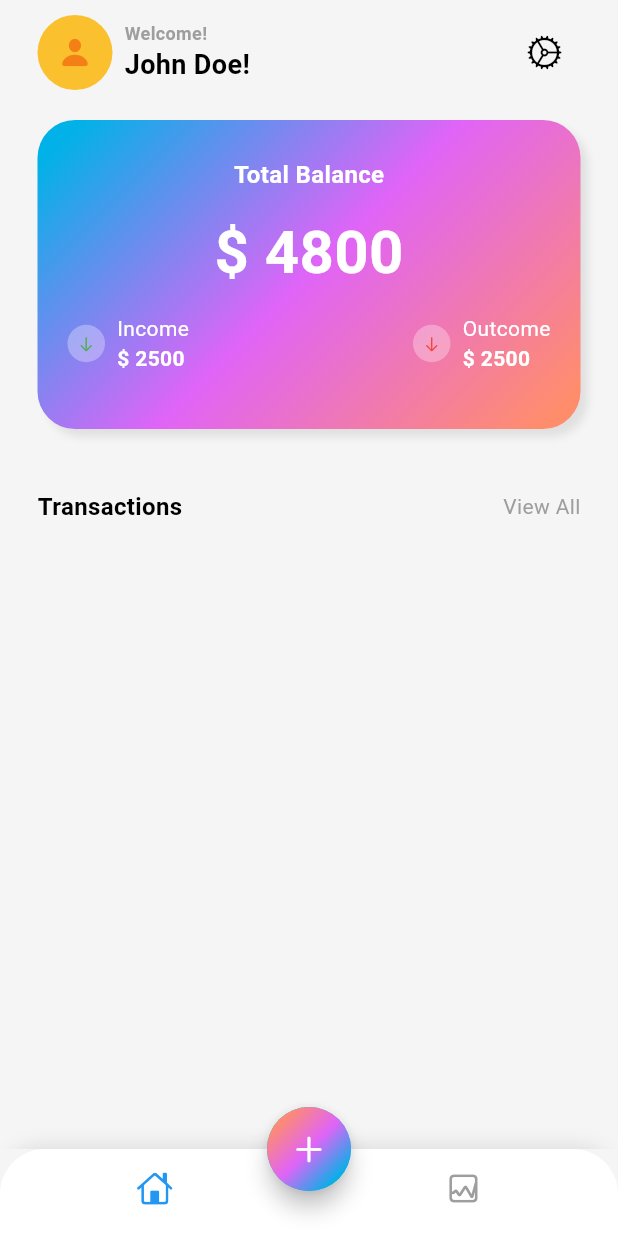
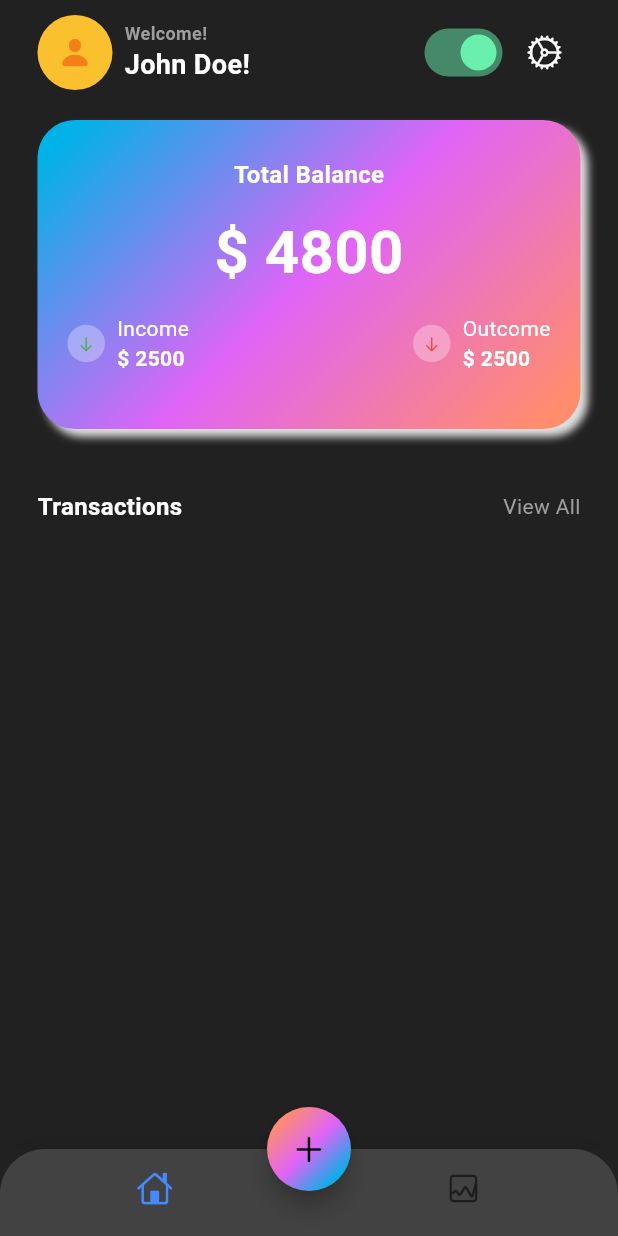
Before and after one commit to nhlinhseuit/bloc_expense_tracker, a Flutter app: the screen it shows after launch, after a tap on "View All", on a phone screen of 412 x 824 dp. Run offline on Flutter 3.47's test engine with Material 3 defaults, Android fonts, the phone set to English and light mode, and no system bars; our stand-ins replace bloc, cloud_firestore, equatable, firebase_core, fl_chart, flutter_bloc and 3 more; accounts and stored records are empty.

Commit message:
feat: implement dark theme - theme provider

```diff
--- a/lib/app.dart
+++ /dev/null
@@ -1,11 +0,0 @@
-import 'package:bloc_expenses_tracker/app_view.dart';
-import 'package:flutter/material.dart';
-
-class MyApp extends StatelessWidget {
-  const MyApp({super.key});
-
-  @override
-  Widget build(BuildContext context) {
-    return const MyAppView();
-  }
-}
--- a/lib/app_view.dart
+++ b/lib/app_view.dart
@@ -1,34 +1,38 @@
+import 'package:bloc_expenses_tracker/providers/theme_provider.dart';
 import 'package:bloc_expenses_tracker/screens/home_expense/get_expenses_blocs/bloc/get_expenses_bloc.dart';
 import 'package:bloc_expenses_tracker/screens/home_expense/views/home_screen.dart';
 import 'package:expense_repository/expense_repository.dart';
 import 'package:flutter/material.dart';
 import 'package:flutter/services.dart';
-import 'package:flutter_bloc/flutter_bloc.dart'; //
+import 'package:flutter_bloc/flutter_bloc.dart';
+import 'package:provider/provider.dart';
 
 class MyAppView extends StatelessWidget {
   const MyAppView({super.key});
 
   @override
   Widget build(BuildContext context) {
-    return AnnotatedRegion(
-      value: SystemUiOverlayStyle(
-        statusBarColor: Colors.grey.shade100, // Hoặc thay thế bằng hàm của bạn
-        statusBarIconBrightness: Brightness.dark, // Dành cho Android
-        statusBarBrightness: Brightness.light, // Dành cho iOS
+    return Consumer<ThemeProvider>(builder: (context, themeProvider, child) {
+      return AnnotatedRegion<SystemUiOverlayStyle>(
+        value: themeProvider.themeMode == ThemeMode.dark
+            ? SystemUiOverlayStyle.light.copyWith(
+                statusBarColor: Colors.grey.shade900,
+                statusBarIconBrightness: Brightness.light,
+                systemNavigationBarColor: Colors.black,
+                systemNavigationBarIconBrightness: Brightness.light,
+              )
+            : SystemUiOverlayStyle.dark.copyWith(
+                statusBarColor: Colors.grey.shade100,
+                statusBarIconBrightness: Brightness.dark,
+                systemNavigationBarColor: Colors.white,
                 systemNavigationBarIconBrightness: Brightness.dark,
               ),
         child: MaterialApp(
           debugShowCheckedModeBanner: false,
           title: "My Application",
-        theme: ThemeData(
-            colorScheme: ColorScheme.light(
-          surface: Colors.grey.shade100,
-          onSurface: Colors.black,
-          primary: const Color(0xFF00B2E7),
-          secondary: const Color(0xFFE064F7),
-          tertiary: const Color(0xFFFF8D6C),
-          outline: Colors.grey,
-        )),
+          themeMode: themeProvider.themeMode, // Chế độ tự động theo hệ thống
+          theme: _lightTheme(),
+          darkTheme: _darkTheme(),
           home: BlocProvider(
             create: (context) =>
                 GetExpensesBloc(FirebaseExpenseRepo())..add(GetExpenses()),
@@ -36,5 +40,58 @@ class MyAppView extends StatelessWidget {
           ),
         ),
       );
+    });
+  }
+
+  /// Theme cho Light Mode
+  ThemeData _lightTheme() {
+    return ThemeData(
+      brightness: Brightness.light,
+      colorScheme: ColorScheme.light(
+        primaryContainer: Colors.white,
+        surface: Colors.grey.shade100,
+        onSurface: Colors.black,
+        primary: const Color(0xFF00B2E7),
+        secondary: const Color(0xFFE064F7),
+        tertiary: const Color(0xFFFF8D6C),
+        outline: Colors.grey,
+      ),
+      scaffoldBackgroundColor: Colors.white,
+      appBarTheme: const AppBarTheme(
+        backgroundColor: Colors.white,
+        iconTheme: IconThemeData(color: Colors.black),
+        titleTextStyle: TextStyle(color: Colors.black, fontSize: 20),
+        systemOverlayStyle: SystemUiOverlayStyle(
+          statusBarColor: Colors.transparent,
+          statusBarIconBrightness: Brightness.dark,
+        ),
+      ),
+    );
+  }
+
+  /// Theme cho Dark Mode
+  ThemeData _darkTheme() {
+    return ThemeData(
+      brightness: Brightness.dark,
+      colorScheme: ColorScheme.dark(
+        primaryContainer: Colors.grey.shade800,
+        surface: Colors.grey.shade900,
+        onSurface: Colors.white,
+        primary: const Color(0xFF00B2E7),
+        secondary: const Color(0xFFE064F7),
+        tertiary: const Color(0xFFFF8D6C),
+        outline: Colors.grey,
+      ),
+      scaffoldBackgroundColor: Colors.black,
+      appBarTheme: const AppBarTheme(
+        backgroundColor: Colors.black,
+        iconTheme: IconThemeData(color: Colors.white),
+        titleTextStyle: TextStyle(color: Colors.white, fontSize: 20),
+        systemOverlayStyle: SystemUiOverlayStyle(
+          statusBarColor: Colors.transparent,
+          statusBarIconBrightness: Brightness.light,
+        ),
+      ),
+    );
   }
 }
--- a/lib/main.dart
+++ b/lib/main.dart
@@ -1,13 +1,21 @@
 import 'package:bloc/bloc.dart';
-import 'package:bloc_expenses_tracker/app.dart';
+import 'package:bloc_expenses_tracker/app_view.dart';
+import 'package:bloc_expenses_tracker/providers/theme_provider.dart';
 import 'package:bloc_expenses_tracker/simple_bloc_observer.dart';
 import 'package:firebase_core/firebase_core.dart';
 import 'package:flutter/material.dart';
+import 'package:flutter_bloc/flutter_bloc.dart';
+import 'package:provider/provider.dart';
 
 void main() async {
   WidgetsFlutterBinding.ensureInitialized();
   await Firebase.initializeApp();
   Bloc.observer = SimpleBlocObserver();
 
-  runApp(const MyApp());
+  runApp(
+    ChangeNotifierProvider(
+      create: (_) => ThemeProvider()..toggleTheme(),
+      child: const MyAppView(),
+    ),
+  );
 }
--- /dev/null
+++ b/lib/providers/theme_provider.dart
@@ -0,0 +1,33 @@
+import 'package:flutter/material.dart';
+import 'package:shared_preferences/shared_preferences.dart';
+
+class ThemeProvider extends ChangeNotifier {
+  ThemeMode _themeMode = ThemeMode.light;
+
+  ThemeMode get themeMode => _themeMode;
+
+  ThemeProvider() {
+    _loadTheme();
+  }
+
+  void toggleTheme() async {
+    final prefs = await SharedPreferences.getInstance();
+    final isDarkToggle = !(prefs.getBool('isDarkTheme') ?? false);
+
+    _themeMode = isDarkToggle ? ThemeMode.dark : ThemeMode.light;
+    _saveTheme();
+    notifyListeners();
+  }
+
+  Future<void> _loadTheme() async {
+    final prefs = await SharedPreferences.getInstance();
+    final isDark = prefs.getBool('isDarkTheme') ?? false;
+    _themeMode = isDark ? ThemeMode.dark : ThemeMode.light;
+    notifyListeners();
+  }
+
+  Future<void> _saveTheme() async {
+    final prefs = await SharedPreferences.getInstance();
+    await prefs.setBool('isDarkTheme', _themeMode == ThemeMode.dark);
+  }
+}
--- a/lib/screens/home_expense/views/home_screen.dart
+++ b/lib/screens/home_expense/views/home_screen.dart
@@ -1,6 +1,6 @@
 import 'dart:math';
 
-
+import 'package:bloc_expenses_tracker/providers/theme_provider.dart';
 import 'package:bloc_expenses_tracker/screens/add_expense/blocs/create_category_bloc/create_category_bloc.dart';
 import 'package:bloc_expenses_tracker/screens/add_expense/blocs/create_expense_bloc/create_expense_bloc.dart';
 import 'package:bloc_expenses_tracker/screens/add_expense/blocs/get_categories_bloc/get_categories_bloc.dart';
@@ -12,6 +12,7 @@ import 'package:expense_repository/expense_repository.dart';
 import 'package:flutter/cupertino.dart';
 import 'package:flutter/material.dart';
 import 'package:flutter_bloc/flutter_bloc.dart';
+import 'package:provider/provider.dart';
 
 class HomeScreenExpense extends StatefulWidget {
   const HomeScreenExpense({super.key});
@@ -22,11 +23,25 @@ class HomeScreenExpense extends StatefulWidget {
 
 class _HomeScreenExpenseState extends State<HomeScreenExpense> {
   int index = 0;
-  Color selectedItem = Colors.blue;
-  Color unselectedItem = Colors.grey;
+  // Color selectedItem =  Colors.blue;
+  // Color unselectedItem = Colors.grey;
 
   @override
   Widget build(BuildContext context) {
+    final themeProvider = Provider.of<ThemeProvider>(context);
+
+    Color getSelectedItem() {
+      return themeProvider.themeMode == ThemeMode.light
+          ? Colors.blue
+          : Colors.blueAccent;
+    }
+
+    Color getUnSelectedItem() {
+      return themeProvider.themeMode == ThemeMode.light
+          ? Colors.grey
+          : Colors.black54;
+    }
+
     return BlocBuilder<GetExpensesBloc, GetExpensesState>(
       builder: (context, state) {
         if (state is GetExpensesSuccess) {
@@ -55,7 +70,8 @@ class _HomeScreenExpenseState extends State<HomeScreenExpense> {
                     top: Radius.circular(30),
                   ),
                   child: BottomNavigationBar(
-                    backgroundColor: Colors.white,
+                    backgroundColor:
+                        Theme.of(context).colorScheme.primaryContainer,
                     showSelectedLabels: false,
                     showUnselectedLabels: false,
                     elevation: 0, // Xóa bóng mặc định để tránh xung đột
@@ -68,14 +84,18 @@ class _HomeScreenExpenseState extends State<HomeScreenExpense> {
                       BottomNavigationBarItem(
                         icon: Icon(
                           CupertinoIcons.home,
-                          color: index == 0 ? selectedItem : unselectedItem,
+                          color: index == 0
+                              ? getSelectedItem()
+                              : getUnSelectedItem(),
                         ),
                         label: 'Home',
                       ),
                       BottomNavigationBarItem(
                         icon: Icon(
                           CupertinoIcons.graph_square,
-                          color: index == 1 ? selectedItem : unselectedItem,
+                          color: index == 1
+                              ? getSelectedItem()
+                              : getUnSelectedItem(),
                         ),
                         label: 'Stats',
                       ),
--- a/lib/screens/main_expense/main_screen.dart
+++ b/lib/screens/main_expense/main_screen.dart
@@ -1,9 +1,11 @@
 import 'dart:math';
 
+import 'package:bloc_expenses_tracker/providers/theme_provider.dart';
 import 'package:expense_repository/expense_repository.dart';
 import 'package:flutter/cupertino.dart';
 import 'package:flutter/material.dart';
 import 'package:intl/intl.dart';
+import 'package:provider/provider.dart';
 
 class MainScreen extends StatelessWidget {
   final List<Expense> expenses;
@@ -11,6 +13,8 @@ class MainScreen extends StatelessWidget {
 
   @override
   Widget build(BuildContext context) {
+    final themeProvider = Provider.of<ThemeProvider>(context);
+
     return SafeArea(
       child: Container(
         color: Theme.of(context).colorScheme.surface,
@@ -68,10 +72,21 @@ class MainScreen extends StatelessWidget {
                     ),
                   ],
                 ),
-                IconButton(
-                  onPressed: () {},
-                  icon: const Icon(CupertinoIcons.settings),
-                  color: Theme.of(context).colorScheme.onSurface,
+                Row(
+                  children: [
+                    Switch.adaptive(
+                      value: themeProvider.themeMode == ThemeMode.dark,
+                      activeColor: Colors.greenAccent,
+                      onChanged: (value) {
+                        themeProvider.toggleTheme();
+                      },
+                    ),
+                    IconButton(
+                      onPressed: () {},
+                      icon: const Icon(CupertinoIcons.settings),
+                      color: Theme.of(context).colorScheme.onSurface,
+                    ),
+                  ],
                 ),
               ],
             ),
@@ -233,9 +248,7 @@ class MainScreen extends StatelessWidget {
                   ),
                 ),
                 GestureDetector(
-                  onTap: () {
-                    // Xử lý sự kiện khi nhấn vào "View All"
-                  },
+                  onTap: () {},
                   child: Text(
                     'View All',
                     style: TextStyle(
@@ -261,7 +274,7 @@ class MainScreen extends StatelessWidget {
                     padding: const EdgeInsets.only(bottom: 16.0),
                     child: Container(
                       decoration: BoxDecoration(
-                        color: Colors.white,
+                        color: Theme.of(context).colorScheme.primaryContainer,
                         borderRadius: BorderRadius.circular(12),
                       ),
                       child: Padding(
@@ -283,15 +296,11 @@ class MainScreen extends StatelessWidget {
                                         shape: BoxShape.circle,
                                       ),
                                     ),
-                                    // const Icon(
-                                    //   Icons.food_bank,
-                                    //   color: Colors.white,
-                                    // ),
-
                                     Image.asset(
                                       'assets/${expenses[i].category.icon}.png',
                                       scale: 2,
-                                      color: Colors.white,
+                                      color:
+                                          Theme.of(context).colorScheme.surface,
                                     ),
                                   ],
                                 ),
--- a/lib/screens/stats/stats_screen.dart
+++ b/lib/screens/stats/stats_screen.dart
@@ -8,7 +8,7 @@ class StatsScreen extends StatelessWidget {
   Widget build(BuildContext context) {
     return SafeArea(
       child: Container(
-        color: Colors.grey.shade100,
+        color: Theme.of(context).colorScheme.surface,
         padding: const EdgeInsets.symmetric(horizontal: 25.0, vertical: 20.0),
         child: Column(
           crossAxisAlignment: CrossAxisAlignment.start,
@@ -25,7 +25,7 @@ class StatsScreen extends StatelessWidget {
               width: MediaQuery.of(context).size.width,
               height: MediaQuery.of(context).size.width,
               decoration: BoxDecoration(
-                color: Colors.white,
+                color: Theme.of(context).colorScheme.primaryContainer,
                 borderRadius: BorderRadius.circular(12),
               ), // BoxDecoration
               child: const Padding(
--- a/pubspec.yaml
+++ b/pubspec.yaml
@@ -24,6 +24,8 @@ dependencies:
   flutter_bloc: ^9.1.0
   equatable: ^2.0.7
   uuid: ^4.5.1
+  provider: ^6.1.2
+  shared_preferences: ^2.5.2 # đang lỗi th này
 
 dev_dependencies:
   flutter_test:
```
Also changed, not shown: lib/screens/add_expense/views/add_expense.dart (+15 -7 lines), lib/screens/add_expense/views/category_creation.dart (+16 -7 lines), lib/widgets/gradient_card.dart (deleted, +0 -81 lines), pubspec.lock, 4 other files. Lines whose indentation alone changed are shown as unchanged.
